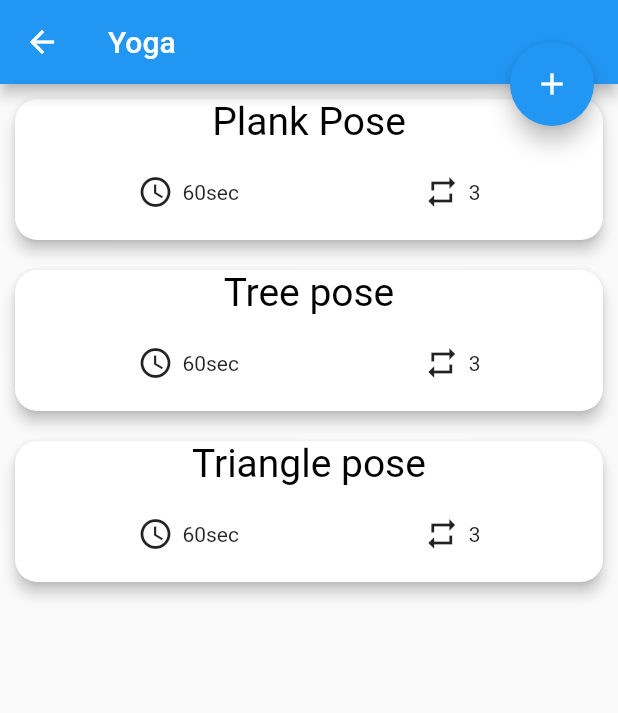
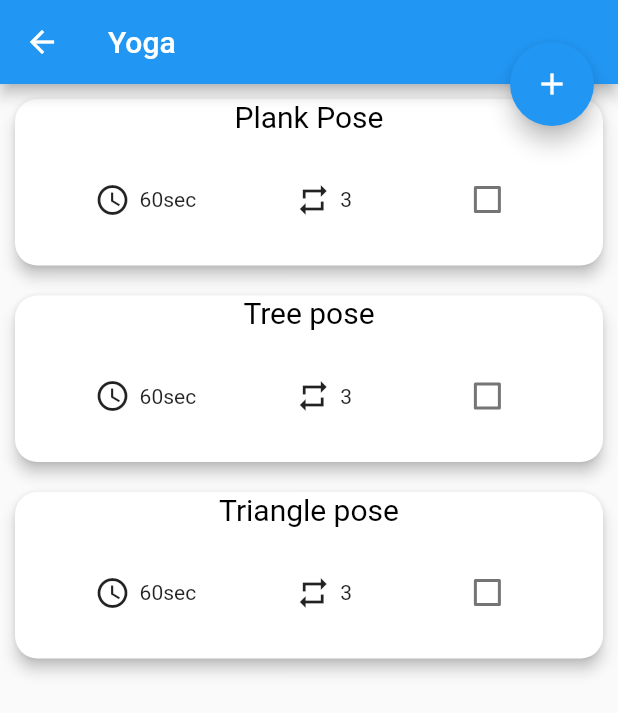
Before and after one commit to divyagupta13102001/ExerciseTracker, a Flutter app: the screen it shows after launch, after a tap on "Yoga", on a phone screen of 412 x 824 dp. Shown: the top 713 px of the screen. Run offline on Flutter 3.47's test engine with Material 2 defaults, Android fonts, the phone set to English and light mode, and no system bars; our stand-ins replace flutter_colorpicker.

Commit message:
Added new feature

```diff
--- a/lib/dummy_exercises.dart
+++ b/lib/models/dummy_exercises.dart
@@ -1,3 +1,5 @@
+//this is the dummy exercises and routines added by me for reference
+
 import 'package:nirvana/models/exercises.dart';
 import 'package:flutter/material.dart';
 import 'package:nirvana/models/routines.dart';
--- a/lib/exercises_screen.dart
+++ b/lib/screens/exercises_screen.dart
@@ -1,8 +1,8 @@
 import 'package:flutter/material.dart';
 import 'package:flutter/src/widgets/framework.dart';
 import 'package:flutter/src/widgets/placeholder.dart';
-import 'package:nirvana/dummy_exercises.dart';
-import 'package:nirvana/exerciseItem.dart';
+import 'package:nirvana/models/dummy_exercises.dart';
+import 'package:nirvana/widgets/exerciseItem.dart';
 import 'package:nirvana/models/exercises.dart';
 import 'package:nirvana/models/routines.dart';
 import 'package:nirvana/newExercises.dart';
@@ -16,6 +16,7 @@ class exercisesScreen extends StatefulWidget {
   State<exercisesScreen> createState() => _exercisesScreenState();
 }
 
+//function to add new exercices to a routine
 class _exercisesScreenState extends State<exercisesScreen> {
   void _addNewExercises(String eid, String etitle, int erepetitions,
       String eduration, String eroutine) {
--- a/lib/homePage.dart
+++ b/lib/screens/homePage.dart
@@ -1,10 +1,11 @@
 import 'package:flutter/material.dart';
 import 'package:flutter/src/widgets/framework.dart';
 import 'package:flutter/src/widgets/placeholder.dart';
-import 'package:nirvana/dummy_exercises.dart';
-import 'newRoutine.dart';
-import 'models/routines.dart';
-import 'package:nirvana/routineItem.dart';
+import 'package:nirvana/models/dummy_exercises.dart';
+import '../newRoutine.dart';
+import '../models/routines.dart';
+import 'package:nirvana/models/dummy_exercises.dart';
+import 'package:nirvana/widgets/routineItem.dart';
 import 'package:flutter_colorpicker/flutter_colorpicker.dart';
 
 class HomePage extends StatefulWidget {
@@ -17,6 +18,7 @@ class HomePage extends StatefulWidget {
 class _HomePageState extends State<HomePage> {
   // final List<routine> routines = [];
 
+//function to add new routines
   void _addNewRoutine(String rId, String rtinetitle, Color rtinecolor) {
     final newRo = routine(id: rId, title: rtinetitle, color: rtinecolor);
     setState(() {
@@ -24,12 +26,14 @@ class _HomePageState extends State<HomePage> {
     });
   }
 
+//function to start adding new routines
   void _starAddNewRoutine(BuildContext ctx) {
     showModalBottomSheet(
         context: ctx,
         builder: (_) {
           return GestureDetector(
             onTap: () {},
+            //allows to enter new routines details and add them to function
             child: newRoutine(_addNewRoutine),
             behavior: HitTestBehavior.opaque,
           );
@@ -39,7 +43,12 @@ class _HomePageState extends State<HomePage> {
   @override
   Widget build(BuildContext context) {
     return Scaffold(
+        appBar: AppBar(
+          title: Text('Routines'),
+        ),
+        // grid for showing routine
         body: GridView(
+            padding: EdgeInsets.all(10),
             // ignore: sort_child_properties_last
             children: dummy_routines
                 .map(
@@ -50,9 +59,10 @@ class _HomePageState extends State<HomePage> {
                   ),
                 )
                 .toList(),
-            gridDelegate: SliverGridDelegateWithMaxCrossAxisExtent(
-              maxCrossAxisExtent: 200,
-              childAspectRatio: 3 / 2,
+            gridDelegate: SliverGridDelegateWithFixedCrossAxisCount(
+              crossAxisCount: 1,
+              // maxCrossAxisExtent: 200,
+              childAspectRatio: 4 / 2,
               crossAxisSpacing: 20,
               mainAxisSpacing: 20,
             )),
--- /dev/null
+++ b/lib/tempCodeRunnerFile.dart
@@ -0,0 +1,5 @@
+ // TextField(
+              //   decoration: InputDecoration(labelText: 'RoutineId'),
+              //   controller: routinecontroller,
+              //   onSubmitted: (_) => submitData(),
+              // ),
--- a/lib/exerciseItem.dart
+++ b/lib/widgets/exerciseItem.dart
@@ -1,25 +1,36 @@
+import 'dart:ui';
+
 import 'package:flutter/material.dart';
 import 'package:flutter/src/widgets/framework.dart';
 import 'package:flutter/src/widgets/placeholder.dart';
-import 'package:nirvana/exercises_screen.dart';
-import 'models/exercises.dart';
-import 'dummy_exercises.dart';
+import 'package:nirvana/screens/exercises_screen.dart';
+import 'package:nirvana/timer.dart';
+import '../models/exercises.dart';
+import '../models/dummy_exercises.dart';
 
-class exerciseItem extends StatelessWidget {
+class exerciseItem extends StatefulWidget {
   final String id;
   final String title;
   final int repetitions;
   final String duration;
   final String routine;
+  bool isCompelete;
 
-  void selectExercise() {}
   exerciseItem({
     required this.id,
     required this.title,
     required this.repetitions,
     required this.duration,
     required this.routine,
+    this.isCompelete = false,
   });
+
+  @override
+  State<exerciseItem> createState() => _exerciseItemState();
+}
+
+class _exerciseItemState extends State<exerciseItem> {
+  void selectExercise() {}
 
   @override
   Widget build(BuildContext context) {
@@ -33,9 +44,9 @@ class exerciseItem extends StatelessWidget {
         child: Column(
           children: [
             Text(
-              title,
+              widget.title,
               style: TextStyle(
-                fontSize: 26,
+                fontSize: 20,
                 color: Colors.black,
               ),
               // softWrap: true,
@@ -52,7 +63,7 @@ class exerciseItem extends StatelessWidget {
                       SizedBox(
                         width: 6,
                       ),
-                      Text('$duration')
+                      Text('${widget.duration}')
                     ],
                   ),
                   Row(
@@ -61,9 +72,25 @@ class exerciseItem extends StatelessWidget {
                       SizedBox(
                         width: 6,
                       ),
-                      Text('$repetitions')
+                      Text('${widget.repetitions}')
                     ],
                   ),
+                  // Container(
+                  //   height: 20,
+                  //   child: CountdownTimer(),
+                  // ),
+                  Row(
+                    children: <Widget>[
+                      Checkbox(
+                          value: widget.isCompelete,
+                          onChanged: (value) {
+                            setState(() {
+                              widget.isCompelete = value!;
+                              Text('Compeleted!');
+                            });
+                          })
+                    ],
+                  )
                 ],
               ),
             ),
--- a/lib/routineItem.dart
+++ b/lib/widgets/routineItem.dart
@@ -2,8 +2,8 @@ import 'package:flutter/src/widgets/framework.dart';
 import 'package:flutter/src/widgets/placeholder.dart';
 import 'package:flutter/src/widgets/container.dart';
 import 'package:flutter/material.dart';
-import 'package:nirvana/exercises_screen.dart';
-import 'package:nirvana/homePage.dart';
+import 'package:nirvana/screens/exercises_screen.dart';
+import 'package:nirvana/screens/homePage.dart';
 
 class RoutineItem extends StatelessWidget {
   final String id;
@@ -11,7 +11,7 @@ class RoutineItem extends StatelessWidget {
   final Color color;
 
   RoutineItem(this.id, this.title, this.color);
-
+// takes the arguments to show the exercises of selected routines
   void SelectCategory(BuildContext ctx) {
     Navigator.of(ctx).pushNamed(exercisesScreen.routeName, arguments: {
       'id': id,
@@ -19,6 +19,7 @@ class RoutineItem extends StatelessWidget {
     });
   }
 
+//styling how my routines will look making them all clickable
   @override
   Widget build(BuildContext context) {
     return InkWell(
@@ -27,9 +28,13 @@ class RoutineItem extends StatelessWidget {
       borderRadius: BorderRadius.circular(15),
       child: Container(
         padding: const EdgeInsets.all(15),
-        child: Text(
-          title,
-          style: Theme.of(context).textTheme.titleMedium,
+        child: Center(
+          child: Text(
+            title,
+            style: TextStyle(fontWeight: FontWeight.bold, fontSize: 25),
+            // Theme.of(context).textTheme.titleMedium,)
+            textAlign: TextAlign.center,
+          ),
         ),
         decoration: BoxDecoration(
           gradient: LinearGradient(
--- a/pubspec.yaml
+++ b/pubspec.yaml
@@ -36,6 +36,7 @@ dependencies:
   # Use with the CupertinoIcons class for iOS style icons.
   cupertino_icons: ^1.0.2
   flutter_colorpicker: ^1.0.3
+
 
 dev_dependencies:
   flutter_test:
```
Also changed, not shown: lib/main.dart (+5 -41 lines), lib/newExercises.dart (+2 -7 lines), lib/timer.dart (added, +88 -0 lines).
